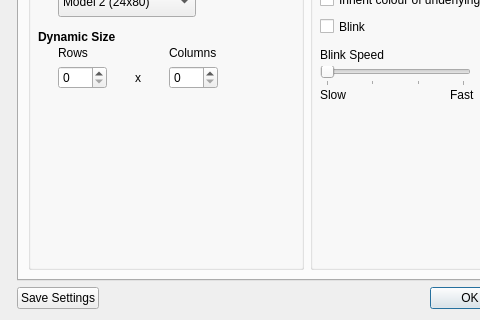
This is Settings.ui in HobbitHacker/Q3270 as Qt 5 draws it before an edit; both pictures show x 0 to 480 and y 110 to 430 of the 607 by 430 pixel window. The edited form follows.
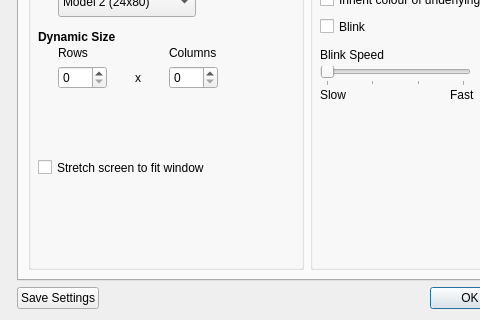
This is the edited form.

Commit message:
Support stretching of screen to fill window
The screen can now stretch (default) or not, according to setting chosen
by the user.

```diff
--- a/Settings.ui
+++ b/Settings.ui
@@ -218,6 +218,19 @@
                </item>
               </layout>
              </widget>
+             <widget class="QCheckBox" name="stretch">
+              <property name="geometry">
+               <rect>
+                <x>10</x>
+                <y>220</y>
+                <width>231</width>
+                <height>23</height>
+               </rect>
+              </property>
+              <property name="text">
+               <string>Stretch screen to fit window</string>
+              </property>
+             </widget>
             </widget>
            </item>
            <item>
```
The commit also changes 5 other files.
